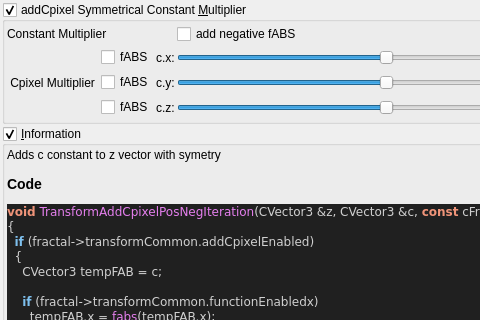
Qt form mandelbulber2/qt_data/fractal_transf_add_Cpixel_symmetrical.ui (buddhi1980/mandelbulber2) before a commit; both pictures show x 0 to 480 and y 0 to 320 of the 693 by 721 pixel window.
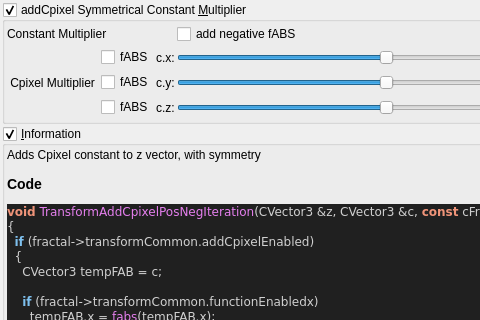
The same form after that commit. Custom widgets are drawn as their Qt base class.

The edit to the form file:
```diff
--- a/mandelbulber2/qt_data/fractal_transf_add_Cpixel_symmetrical.ui
+++ b/mandelbulber2/qt_data/fractal_transf_add_Cpixel_symmetrical.ui
@@ -318,7 +318,7 @@
       <item>
        <widget class="QLabel" name="label_code_content">
         <property name="text">
-         <string>&lt;p&gt;Adds c constant to z vector with symetry&lt;/p&gt;&lt;table&gt;
+         <string>&lt;p&gt;Adds Cpixel constant to z vector, with symmetry&lt;/p&gt;&lt;table&gt;
 &lt;/table&gt;
 &lt;h3&gt;Code&lt;/h3&gt;
 &lt;!DOCTYPE HTML PUBLIC &quot;-//W3C//DTD HTML 4.0 Transitional//EN&quot;&gt;
```
